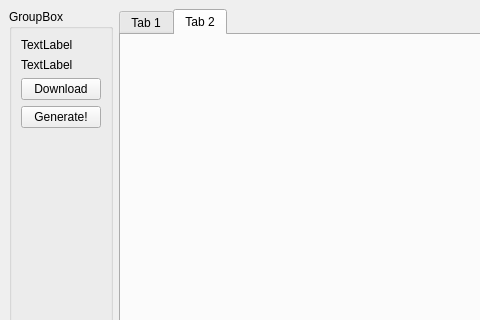
horvathzoltan/lottery, file mainwindow.ui: the form before one commit; both pictures show x 0 to 480 and y 0 to 320 of the 800 by 600 pixel window.
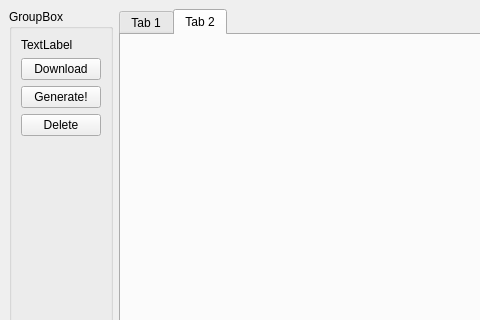
The form after the commit.

```diff
--- a/mainwindow.ui
+++ b/mainwindow.ui
@@ -32,12 +32,8 @@
          <property name="text">
           <string>TextLabel</string>
          </property>
-        </widget>
-       </item>
-       <item>
-        <widget class="QLabel" name="label_date">
-         <property name="text">
-          <string>TextLabel</string>
+         <property name="textFormat">
+          <enum>Qt::PlainText</enum>
          </property>
         </widget>
        </item>
@@ -61,6 +57,13 @@
          </property>
         </widget>
        </item>
+       <item>
+        <widget class="QPushButton" name="pushButton_2">
+         <property name="text">
+          <string>Delete</string>
+         </property>
+        </widget>
+       </item>
        <item>
         <spacer name="verticalSpacer">
          <property name="orientation">
```
